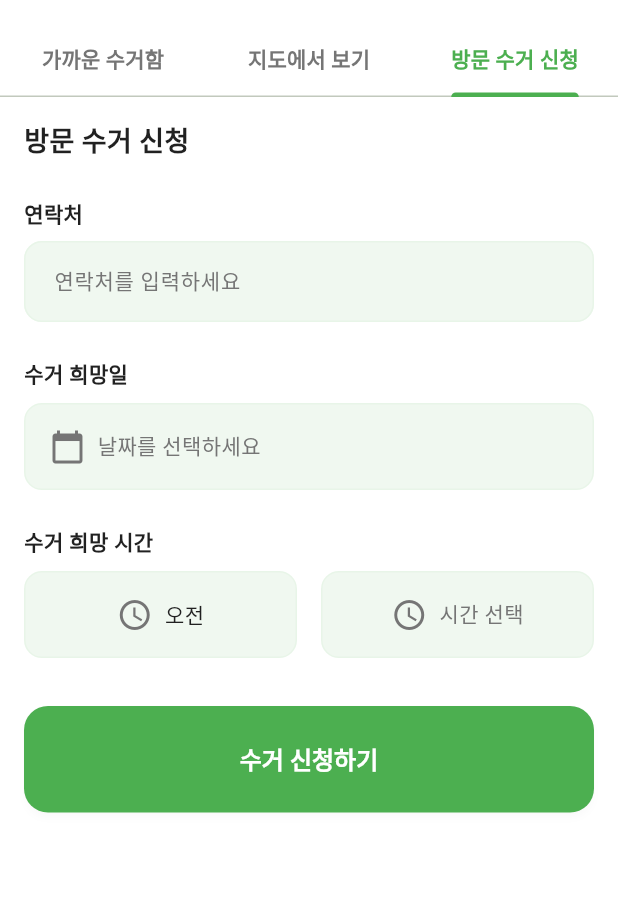
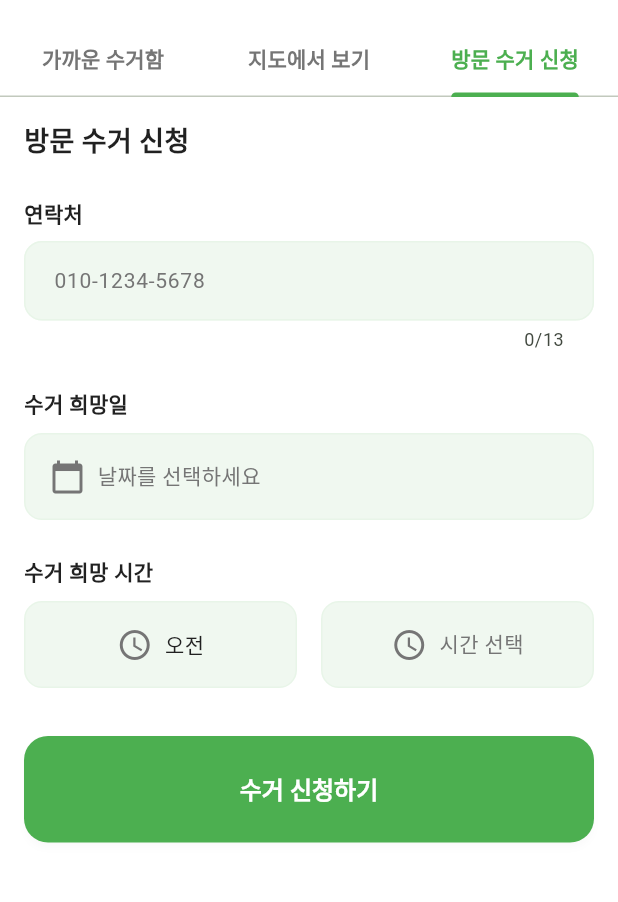
Before and after one commit to JongHyun070105/MEDI-CYCLE, a Flutter app: the _DisposalTab screen opened directly, tab 3 chosen, on a phone screen of 412 x 824 dp, the part 59-961 px from its top. Run offline on Flutter 3.47's test engine with Material 3 defaults, Android fonts, the phone set to English and light mode, and no system bars; our stand-ins replace dio, flutter_riverpod, freezed_annotation, geolocator, image_picker, shared_preferences; missing offline and left inert: google_mlkit_text_recognition; accounts and stored records are empty; Roboto replaces fonts that are missing (Jua).

Commit message:
feat: 폐의약품 수거 화면 UI 개선 - 필터 체크마크 흰색, 연락처 입력 제한 추가

```diff
--- a/lib/features/medication/presentation/screens/disposal_screen.dart
+++ b/lib/features/medication/presentation/screens/disposal_screen.dart
@@ -1,5 +1,6 @@
 import 'package:flutter/material.dart';
 import 'package:flutter/foundation.dart';
+import 'package:flutter/services.dart';
 import '../../../../core/constants/app_colors.dart';
 import '../../../../core/constants/app_sizes.dart';
 import '../../../../core/constants/app_text_styles.dart';
@@ -614,6 +615,8 @@ class _KakaoMapViewState extends State<_KakaoMapView> {
                   setState(() => _category = 'all');
                   _loadPlaces();
                 },
+                selectedColor: AppColors.primary,
+                checkmarkColor: Colors.white,
               ),
               ChoiceChip(
                 label: const Text('약국'),
@@ -622,6 +625,8 @@ class _KakaoMapViewState extends State<_KakaoMapView> {
                   setState(() => _category = 'pharmacy');
                   _loadPlaces();
                 },
+                selectedColor: AppColors.primary,
+                checkmarkColor: Colors.white,
               ),
               ChoiceChip(
                 label: const Text('병원'),
@@ -630,6 +635,8 @@ class _KakaoMapViewState extends State<_KakaoMapView> {
                   setState(() => _category = 'hospital');
                   _loadPlaces();
                 },
+                selectedColor: AppColors.primary,
+                checkmarkColor: Colors.white,
               ),
               ChoiceChip(
                 label: const Text('보건소'),
@@ -638,6 +645,8 @@ class _KakaoMapViewState extends State<_KakaoMapView> {
                   setState(() => _category = 'health');
                   _loadPlaces();
                 },
+                selectedColor: AppColors.primary,
+                checkmarkColor: Colors.white,
               ),
             ],
           ),
@@ -940,7 +949,7 @@ class _PickupRequestTabState extends State<_PickupRequestTab> {
           const SizedBox(height: AppSizes.lg),
 
           // 신청자 정보
-          _buildEditableInputField('연락처', _phoneController, '연락처를 입력하세요'),
+          _buildEditableInputField('연락처', _phoneController, '010-1234-5678'),
           const SizedBox(height: AppSizes.lg),
 
           // 수거 희망일
@@ -1021,6 +1030,12 @@ class _PickupRequestTabState extends State<_PickupRequestTab> {
             ),
             contentPadding: const EdgeInsets.all(AppSizes.md),
           ),
+          keyboardType: label == '연락처' ? TextInputType.phone : TextInputType.text,
+          inputFormatters: label == '연락처' ? [
+            FilteringTextInputFormatter.allow(RegExp(r'[0-9\-]')),
+            LengthLimitingTextInputFormatter(13),
+          ] : null,
+          maxLength: label == '연락처' ? 13 : null,
         ),
       ],
     );
```
